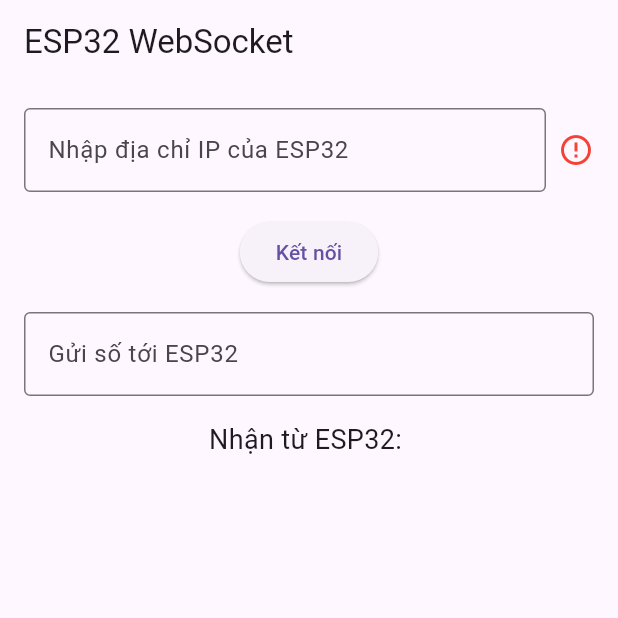
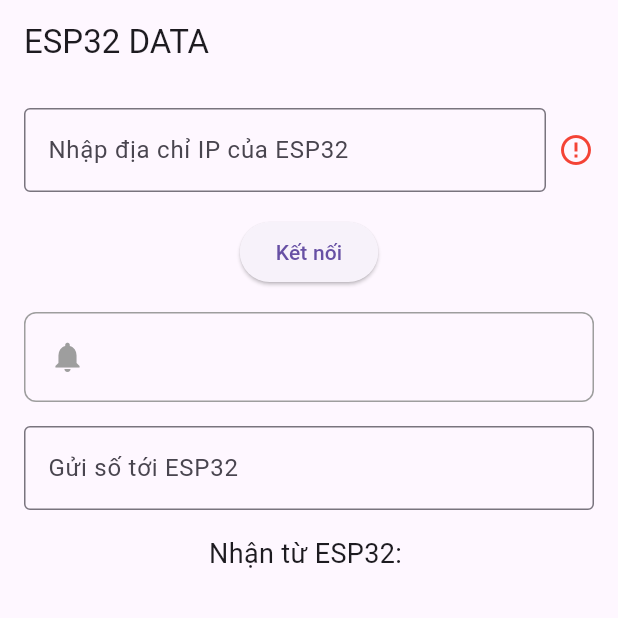
Before and after one commit to SonRiGard/APP_MOBILE_ESP32_WEBSOCKET, a Flutter app: the screen it shows after launch, on a phone screen of 412 x 824 dp, the top half of it. Run offline on Flutter 3.47's test engine with Material 3 defaults, Android fonts, the phone set to English and light mode, and no system bars.

Commit message:
before merge with buttons

```diff
--- a/lib/main.dart
+++ b/lib/main.dart
@@ -30,18 +30,37 @@ class WebSocketScreen extends StatefulWidget {
 class _WebSocketScreenState extends State<WebSocketScreen> {
   WebSocketChannel? channel;
   String receivedData = '';
+  String receivedMessage = "";
   String esp32Ip = '';
   final TextEditingController ipController = TextEditingController();
+  final FocusNode ipFocusNode = FocusNode();
   bool isConnected = false; // Trạng thái kết nối
 
   @override
   void dispose() {
     // Đóng WebSocket khi không sử dụng nữa
     channel?.sink.close();
+    ipController.dispose();
+    ipFocusNode.dispose();
     super.dispose();
   }
 
+  Color getIconColor(String message) {
+    switch (message) {
+      case "Thiết bị hoạt động bình thường":
+        return Colors.green; // Màu xanh cho trạng thái bình thường
+      case "Thiết bị bị kẹt":
+        return Colors.orange; // Màu cam cho trạng thái bị kẹt
+      case "Thiết bị bị hỏng":
+        return Colors.red; // Màu đỏ cho trạng thái hỏng
+      default:
+        return Colors.grey; // Màu xám cho trạng thái không xác định
+    }
+  }
+
   void connectToESP32() async {
+    FocusScope.of(context).unfocus(); // Loại bỏ focus khỏi TextField
+
     if (esp32Ip.isNotEmpty) {
       try {
         // Đóng kênh cũ trước khi tạo kết nối mới
@@ -57,6 +76,19 @@ class _WebSocketScreenState extends State<WebSocketScreen> {
               (message) {
             setState(() {
               receivedData = message;
+              switch (receivedData) {
+                case "4":
+                  receivedMessage = "Thiết bị hoạt động bình thường";
+                  break;
+                case "5":
+                  receivedMessage = "Thiết bị bị kẹt";
+                  break;
+                case "6":
+                  receivedMessage = "Thiết bị bị hỏng";
+                  break;
+                default:
+                  receivedMessage = "Dữ liệu không xác định: $message";
+              }
               if (message == 'pong') {
                 isConnected = true;
               }
@@ -99,9 +131,13 @@ class _WebSocketScreenState extends State<WebSocketScreen> {
 
   @override
   Widget build(BuildContext context) {
-    return Scaffold(
+    return GestureDetector(
+      onTap: () {
+        FocusScope.of(context).unfocus(); // Loại bỏ focus khi nhấn ra ngoài
+      },
+      child: Scaffold(
         appBar: AppBar(
-        title: const Text('ESP32 WebSocket'),
+          title: const Text('ESP32 DATA'),
         ),
         body: Padding(
           padding: const EdgeInsets.all(16.0),
@@ -112,6 +148,7 @@ class _WebSocketScreenState extends State<WebSocketScreen> {
                   Expanded(
                     child: TextField(
                       controller: ipController,
+                      focusNode: ipFocusNode, // Gắn FocusNode
                       decoration: const InputDecoration(
                         labelText: 'Nhập địa chỉ IP của ESP32',
                         border: OutlineInputBorder(),
@@ -137,6 +174,37 @@ class _WebSocketScreenState extends State<WebSocketScreen> {
                 child: const Text('Kết nối'),
               ),
               const SizedBox(height: 16),
+              Container(
+                width: double.infinity, // Chiều rộng full theo bố cục cha
+                height: 60, // Chiều cao cố định
+                padding: const EdgeInsets.all(16),
+                decoration: BoxDecoration(
+                  border: Border.all(color: getIconColor(receivedMessage)),
+                  borderRadius: BorderRadius.circular(8),
+                ),
+                child: Row(
+                  children: [
+                    Icon(
+                      Icons.notifications, // Icon chuông
+                      color: getIconColor(receivedMessage),
+                      size: 24,
+                    ),
+                    const SizedBox(width: 8), // Khoảng cách giữa icon và dòng chữ
+                    Expanded(
+                      child: Text(
+                        receivedMessage,
+                        style: TextStyle(
+                          fontSize: 16,
+                          color: getIconColor(receivedMessage),
+                        ),
+                        maxLines: 2, // Giới hạn tối đa 2 dòng nếu chữ dài
+                        overflow: TextOverflow.ellipsis, // Hiển thị ... nếu nội dung dài
+                      ),
+                    ),
+                  ],
+                ),
+              ),
+              const SizedBox(height: 16),
               TextField(
                 decoration: const InputDecoration(
                   labelText: 'Gửi số tới ESP32',
@@ -157,6 +225,7 @@ class _WebSocketScreenState extends State<WebSocketScreen> {
             ],
           ),
         ),
+      ),
     );
   }
 }
```
Lines whose indentation alone changed are shown as unchanged.
